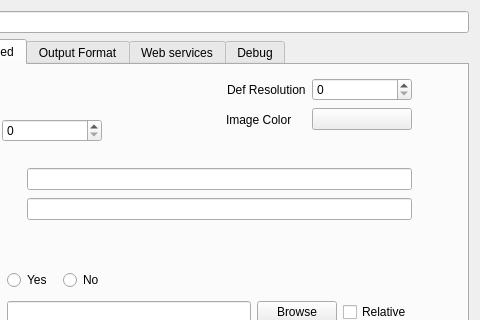
First picture: the form in mapsettings.ui, repository QMapfileEditor/QMapfileEditor, before the edit; both pictures show x 162 to 642 and y 0 to 320 of the 642 by 500 pixel window.
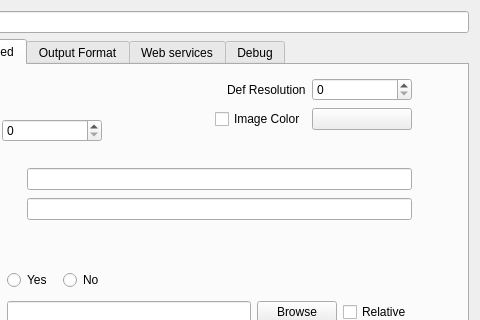
Second picture: the form after the edit. The open tabs and pages were chosen to show the change. Icons and pictures are not drawn.

Commit message: Add checkbox to enable/disable image color feature

```diff
--- a/mapsettings.ui
+++ b/mapsettings.ui
@@ -858,25 +858,7 @@
          </spacer>
         </item>
         <item>
-         <widget class="QLabel" name="mf_map_imagecolor_label">
-          <property name="sizePolicy">
-           <sizepolicy hsizetype="Preferred" vsizetype="Preferred">
-            <horstretch>100</horstretch>
-            <verstretch>0</verstretch>
-           </sizepolicy>
-          </property>
-          <property name="minimumSize">
-           <size>
-            <width>80</width>
-            <height>0</height>
-           </size>
-          </property>
-          <property name="maximumSize">
-           <size>
-            <width>80</width>
-            <height>16777215</height>
-           </size>
-          </property>
+         <widget class="QCheckBox" name="mf_map_imagecolor_enable">
           <property name="text">
            <string>Image Color</string>
           </property>
```
